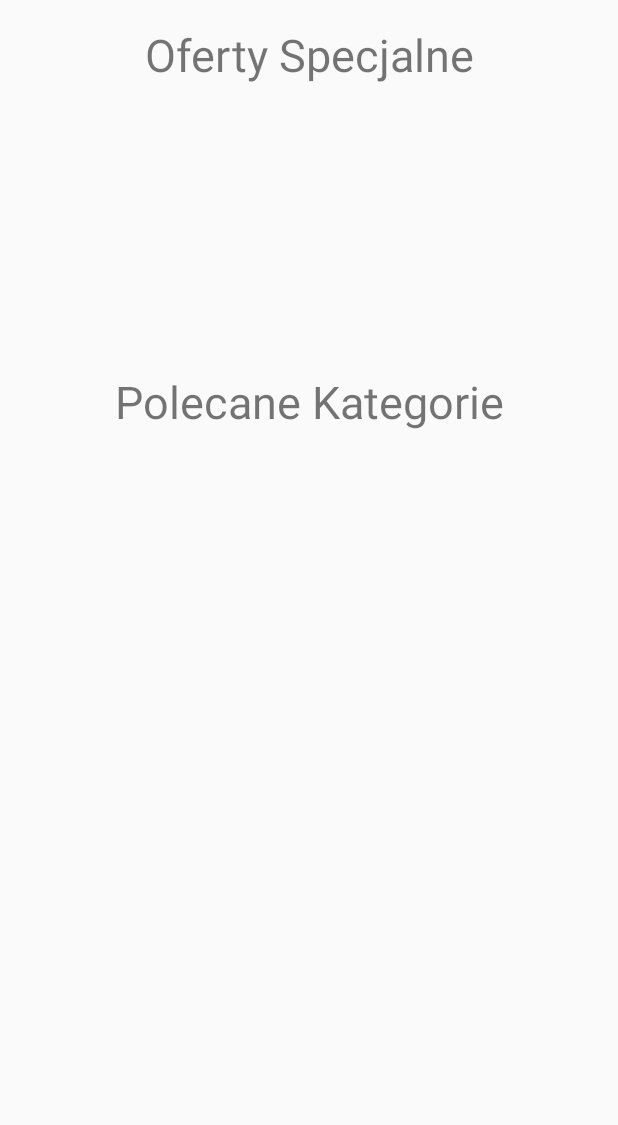
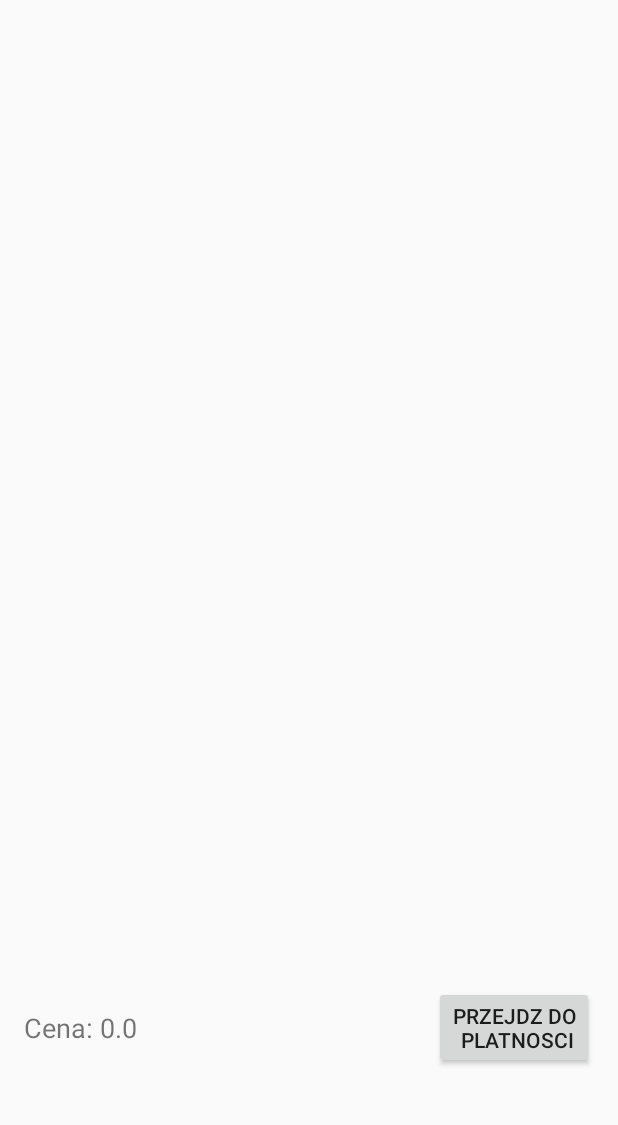
Before and after one commit to bdomagal/AndroidZadanie1, an Android app: the screen it shows after launch (MainActivity), after a tap on "Koszyk", on a phone screen of 412 x 824 dp, the part 84-1209 px from its top. Run offline under Robolectric (Android 15) with nearby library versions, the phone set to English and light mode, and no system bars; 19 statements that could not run were skipped.

Commit message:
It works... barely

```diff
--- a/app/src/main/java/com/semestr2/bartek/androidzadanie1/MainActivity.java
+++ b/app/src/main/java/com/semestr2/bartek/androidzadanie1/MainActivity.java
@@ -4,6 +4,7 @@ import android.annotation.SuppressLint;
 import android.content.Intent;
 import android.content.SharedPreferences;
 import android.net.Uri;
+import android.os.Bundle;
 import android.preference.PreferenceManager;
 import android.support.annotation.NonNull;
 import android.support.v4.app.Fragment;
@@ -12,24 +13,24 @@ import android.support.v4.app.FragmentTransaction;
 import android.support.v4.view.GravityCompat;
 import android.support.v4.widget.DrawerLayout;
 import android.support.v7.app.AppCompatActivity;
-import android.os.Bundle;
 import android.view.Menu;
 import android.view.MenuItem;
+import android.view.View;
 import android.widget.Button;
 import android.widget.ListView;
 import android.widget.Toast;
 
+import com.semestr2.bartek.androidzadanie1.basket.Basket;
 import com.semestr2.bartek.androidzadanie1.basket.BookOrderDialogBuilder;
 import com.semestr2.bartek.androidzadanie1.books.BigGalleryFragment;
 import com.semestr2.bartek.androidzadanie1.books.Book;
+import com.semestr2.bartek.androidzadanie1.books.BookDetailsFragment;
 import com.semestr2.bartek.androidzadanie1.books.BookListFragment;
 import com.semestr2.bartek.androidzadanie1.categories.CategoriesArrayAdapter;
 import com.semestr2.bartek.androidzadanie1.categories.CategoriesFragment;
-import com.semestr2.bartek.androidzadanie1.categories.Category;
 import com.semestr2.bartek.androidzadanie1.database.DatabaseAccess;
-import com.semestr2.bartek.androidzadanie1.books.BookDetailsFragment;
+import com.semestr2.bartek.androidzadanie1.fragments.OnFragmentInteractionListener;
 import com.semestr2.bartek.androidzadanie1.home.HomeFragment;
-import com.semestr2.bartek.androidzadanie1.fragments.OnFragmentInteractionListener;
 
 import java.util.HashMap;
 import java.util.List;
@@ -71,6 +72,9 @@ public class MainActivity extends AppCompatActivity implements HomeFragment.OnHo
         fragments.put("GALLERY_FRAG", new BigGalleryFragment());
         fm.add(R.id.page_content, fragments.get("GALLERY_FRAG"), "GALLERY_FRAG");
         fm.detach(fragments.get("GALLERY_FRAG"));
+        fragments.put("BASKET", new Basket());
+        fm.add(R.id.page_content, fragments.get("BASKET"), "BASKET");
+        fm.detach(fragments.get("BASKET"));
         fm.commit();
 
     }
@@ -195,10 +199,12 @@ public class MainActivity extends AppCompatActivity implements HomeFragment.OnHo
         FragmentManager fm = getSupportFragmentManager();
         FragmentTransaction ft = fm.beginTransaction();
         List<Fragment> fragments = fm.getFragments();
+        Fragment current;
         for (Fragment f : fragments) {
             if(!f.isDetached()){
+                current = f;
                 ft.detach(f);
-                if(!isBack){
+                if(!isBack && current!=fragment){
                     ft.addToBackStack(f.getTag());
                     setHomeAsUp();
                 }
@@ -268,4 +274,12 @@ public class MainActivity extends AppCompatActivity implements HomeFragment.OnHo
         swapFragmentTo("GALLERY_FRAG", false);
     }
 
+
+    public void openDrawer(View v){
+        if (!categoriesDrawer.isDrawerOpen(GravityCompat.START)) {
+            categoriesDrawer.openDrawer(GravityCompat.START);
+        } else {
+            categoriesDrawer.closeDrawer(GravityCompat.END);
+        }
+    }
 }
--- /dev/null
+++ b/app/src/main/java/com/semestr2/bartek/androidzadanie1/basket/Basket.java
@@ -0,0 +1,181 @@
+package com.semestr2.bartek.androidzadanie1.basket;
+
+import android.content.Context;
+import android.os.Bundle;
+import android.support.annotation.NonNull;
+import android.support.v4.app.Fragment;
+import android.support.v7.app.AppCompatActivity;
+import android.support.v7.widget.LinearLayoutManager;
+import android.support.v7.widget.RecyclerView;
+import android.view.LayoutInflater;
+import android.view.View;
+import android.view.ViewGroup;
+import android.widget.Button;
+import android.widget.ImageButton;
+import android.widget.ImageView;
+import android.widget.TextView;
+import android.widget.Toast;
+
+import com.semestr2.bartek.androidzadanie1.R;
+import com.semestr2.bartek.androidzadanie1.books.Book;
+import com.semestr2.bartek.androidzadanie1.database.DatabaseAccess;
+import com.semestr2.bartek.androidzadanie1.fragments.OnFragmentInteractionListener;
+
+import java.util.ArrayList;
+import java.util.List;
+
+public class Basket extends Fragment {
+    private OnFragmentInteractionListener mListener;
+    private AppCompatActivity activity;
+    private ArrayList<Book> items;
+    private RecyclerViewAdapter adapter;
+    DatabaseAccess instance;
+    private View v;
+    public Basket() {
+        // Required empty public constructor
+    }
+
+
+    @Override
+    public void onCreate(Bundle savedInstanceState) {
+        super.onCreate(savedInstanceState);
+    }
+
+    @Override
+    public View onCreateView(LayoutInflater inflater, ViewGroup container,
+                             Bundle savedInstanceState) {
+
+        items = new ArrayList<>();
+        instance = DatabaseAccess.getInstance(getContext());
+        items = instance.getBasketItems();
+        View v = inflater.inflate(R.layout.fragment_basket, container, false);
+        Button payment = v.findViewById(R.id.button2);
+        payment.setOnClickListener(button-> Toast.makeText(activity, "Not in project scope", Toast.LENGTH_SHORT).show());
+
+
+        RecyclerView rv = v.findViewById(R.id.basket_list);
+        rv.setLayoutManager(new LinearLayoutManager(getContext()));
+        adapter = new Basket.RecyclerViewAdapter(items, mListener, this);
+        rv.setAdapter(adapter);
+        this.v = v;
+        calculatePrice();
+        return v;
+    }
+
+
+    @Override
+    public void onAttach(Context context) {
+        super.onAttach(context);
+        if (context instanceof OnFragmentInteractionListener) {
+            mListener = (OnFragmentInteractionListener) context;
+            activity = (AppCompatActivity) context;
+        } else {
+            throw new RuntimeException(context.toString()
+                    + " must implement OnFragmentInteractionListener");
+        }
+    }
+
+    @Override
+    public void onDetach() {
+        super.onDetach();
+        mListener = null;
+    }
+
+    private class RecyclerViewAdapter extends RecyclerView.Adapter<Basket.RecyclerViewAdapter.ViewHolder> {
+        public RecyclerViewAdapter(ArrayList<Book> items, OnFragmentInteractionListener mListener, Basket basket) {
+            mValues = items;
+            this.mListener = mListener;
+            context = basket;
+
+        }
+        private final List<Book> mValues;
+        private final OnFragmentInteractionListener mListener;
+        private final Basket context;
+
+
+        @NonNull
+        @Override
+        public ViewHolder onCreateViewHolder(@NonNull ViewGroup parent, int viewType) {
+            View view = LayoutInflater.from(parent.getContext())
+                    .inflate(R.layout.basket_item, parent, false);
+            return new ViewHolder(view);
+        }
+
+        @Override
+        public void onBindViewHolder(@NonNull ViewHolder holder, int position) {
+            Book b = mValues.get(position);
+            holder.image.setImageBitmap(b.getCoverAsBitmap());
+            holder.title.setText(b.getTitle());
+            holder.amount.setText("Amount: " + b.getAmount());
+            holder.total.setText("Razem: "+ b.getPrice()*b.getAmount());
+
+            holder.minus.setOnClickListener(minus -> {
+                mValues.get(position).setAmount(mValues.get(position).getAmount()-1);
+                instance.addToBasket(mValues.get(position));
+                if(mValues.get(position).getAmount()==0){
+                    mValues.remove(position);
+                }
+                adapter.notifyDataSetChanged();
+                calculatePrice();
+            });
+            holder.plus.setOnClickListener(plus -> {
+                mValues.get(position).setAmount(mValues.get(position).getAmount()+1);
+                instance.addToBasket(mValues.get(position));
+                adapter.notifyDataSetChanged();
+                calculatePrice();
+            });
+
+            holder.delete.setOnClickListener(plus -> {
+                mValues.get(position).setAmount(0);
+                instance.addToBasket(mValues.get(position));
+                mValues.remove(position);
+                adapter.notifyDataSetChanged();
+                calculatePrice();
+            });
+        }
+
+        @Override
+        public int getItemCount() {
+            return mValues.size();
+        }
+
+        public double getTotal(){
+            double sum = 0;
+            for (Book mValue : mValues) {
+                sum+=mValue.getAmount()*mValue.getPrice();
+            }
+            return sum;
+        }
+
+        public class ViewHolder extends RecyclerView.ViewHolder {
+            final View mView;
+            final ImageView image;
+            final ImageButton delete;
+            Book mItem;
+            final ImageButton plus;
+            final Button minus;
+            final TextView title;
+            final TextView amount;
+            final TextView total;
+
+            ViewHolder(View view) {
+                super(view);
+                mView = view;
+                image = view.findViewById(R.id.imageView);
+                plus = view.findViewById(R.id.plus);
+                minus = view.findViewById(R.id.minus);
+                title = view.findViewById(R.id.title);
+                amount = view.findViewById(R.id.amount);
+                total = view.findViewById(R.id.total);
+                delete = view.findViewById(R.id.delete);
+            }
+
+        }
+    }
+
+    private void calculatePrice() {
+        double total = adapter.getTotal();
+        TextView tv = v.findViewById(R.id.total);
+        tv.setText(String.format(String.format(getContext().getResources().getString(R.string.price_for_book), total+"")));
+    }
+}
--- /dev/null
+++ b/app/src/main/res/layout/fragment_basket.xml
@@ -0,0 +1,60 @@
+<?xml version="1.0" encoding="utf-8"?>
+<android.support.constraint.ConstraintLayout xmlns:android="http://schemas.android.com/apk/res/android"
+    xmlns:app="http://schemas.android.com/apk/res-auto"
+    xmlns:tools="http://schemas.android.com/tools"
+    android:id="@+id/frameLayout2"
+    android:layout_width="match_parent"
+    android:layout_height="match_parent"
+    tools:context=".basket.Basket">
+
+    <!-- TODO: Update blank fragment layout -->
+
+    <android.support.constraint.ConstraintLayout
+        android:id="@+id/constraintLayout"
+        android:layout_width="match_parent"
+        android:layout_height="150dp"
+        app:layout_constraintBottom_toBottomOf="parent">
+
+        <TextView
+            android:id="@+id/total"
+            android:layout_width="wrap_content"
+            android:layout_height="wrap_content"
+            android:layout_marginStart="8dp"
+            android:layout_marginLeft="8dp"
+            android:layout_marginTop="8dp"
+            android:layout_marginBottom="8dp"
+            android:text="@string/total"
+            android:textSize="18sp"
+            app:layout_constraintBottom_toBottomOf="parent"
+            app:layout_constraintStart_toStartOf="parent"
+            app:layout_constraintTop_toTopOf="parent" />
+
+        <Button
+            android:id="@+id/button2"
+            android:layout_width="wrap_content"
+            android:layout_height="wrap_content"
+            android:layout_marginTop="8dp"
+            android:layout_marginEnd="8dp"
+            android:layout_marginRight="8dp"
+            android:layout_marginBottom="8dp"
+            android:text="Przejdz do\n platnosci"
+            app:layout_constraintBottom_toBottomOf="parent"
+            app:layout_constraintEnd_toEndOf="parent"
+            app:layout_constraintTop_toTopOf="parent" />
+    </android.support.constraint.ConstraintLayout>
+
+    <android.support.v7.widget.RecyclerView
+        android:id="@+id/basket_list"
+        android:layout_width="0dp"
+        android:layout_height="0dp"
+        android:layout_marginStart="8dp"
+        android:layout_marginLeft="8dp"
+        android:layout_marginTop="8dp"
+        android:layout_marginEnd="8dp"
+        android:layout_marginRight="8dp"
+        android:layout_marginBottom="8dp"
+        app:layout_constraintBottom_toTopOf="@+id/constraintLayout"
+        app:layout_constraintEnd_toEndOf="parent"
+        app:layout_constraintStart_toStartOf="parent"
+        app:layout_constraintTop_toTopOf="parent" />
+</android.support.constraint.ConstraintLayout>
```
Also changed, not shown: app/src/main/java/com/semestr2/bartek/androidzadanie1/basket/BookOrderDialogBuilder.java (+14 -7 lines), app/src/main/java/com/semestr2/bartek/androidzadanie1/books/Book.java (+27 -1 lines), app/src/main/java/com/semestr2/bartek/androidzadanie1/books/BookListFragment.java (+11 -6 lines), app/src/main/java/com/semestr2/bartek/androidzadanie1/database/DatabaseAccess.java (+46 -2 lines), app/src/main/res/layout/basket_item.xml (added, +83 -0 lines), app/src/main/res/layout/fragment_book_list.xml (+40 -6 lines).
